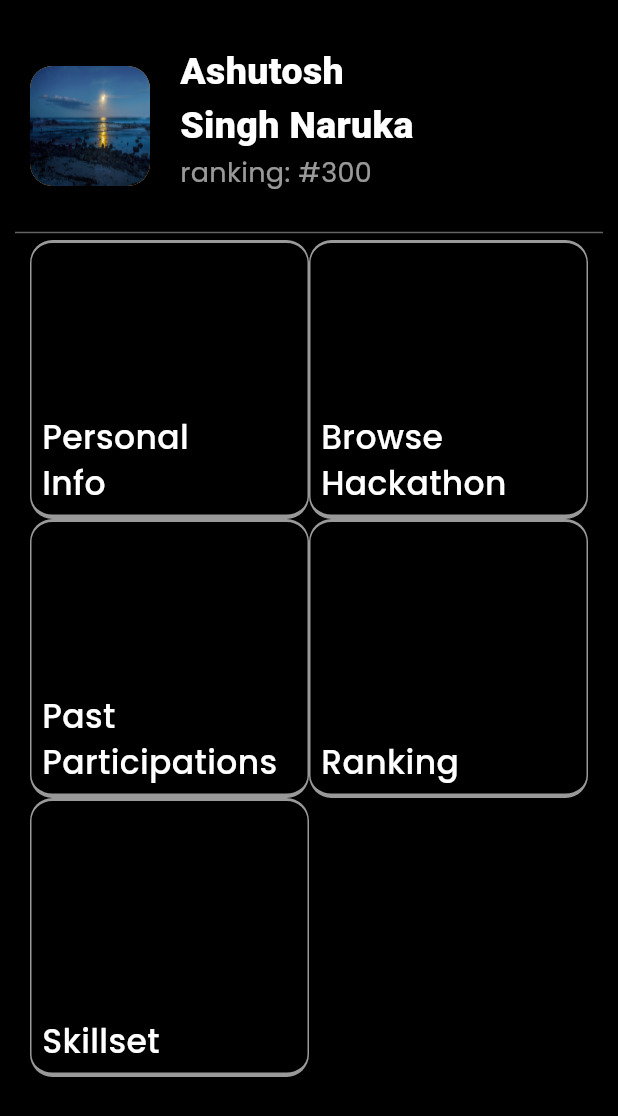
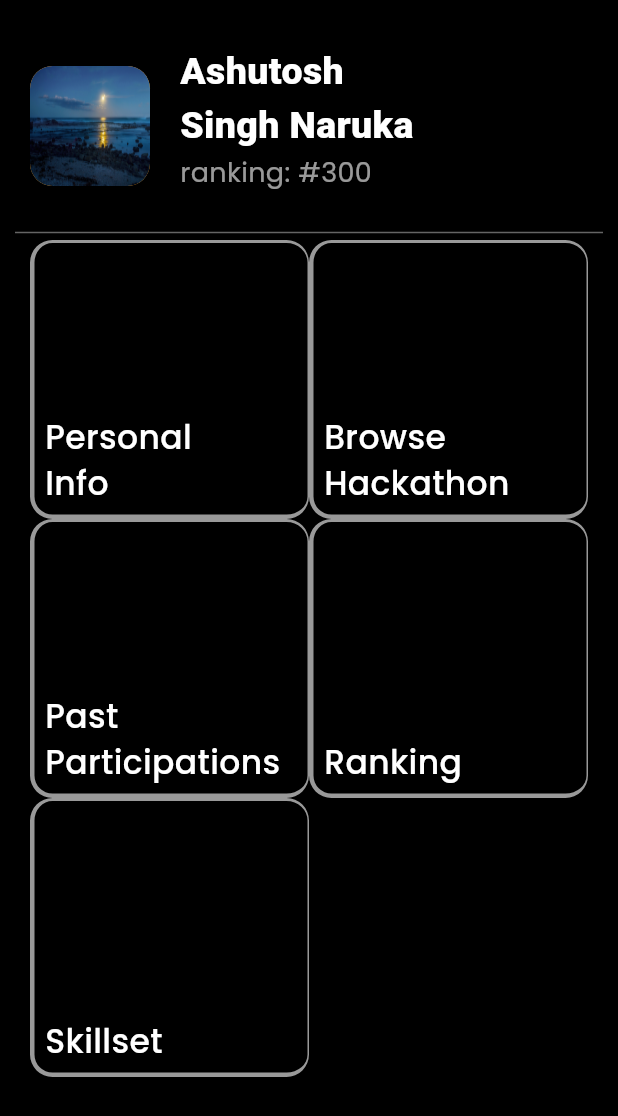
Before and after one commit to silveroburn/srmhub, a Flutter app: the screen it shows after launch, on a phone screen of 412 x 824 dp. Shown: the top 1116 px of the screen. Run offline on Flutter 3.47's test engine with Material 3 defaults, Android fonts, the phone set to English and light mode, and no system bars; our stand-ins replace google_fonts, sqflite; accounts and stored records are empty.

Commit message:
changed user main

```diff
--- a/lib/userMain.dart
+++ b/lib/userMain.dart
@@ -78,7 +78,7 @@ class Usermain extends StatelessWidget{
                       border: Border(
                       top: BorderSide(color: varC, width: 2),
                       bottom: BorderSide(color: varC, width: 3),
-                      left: BorderSide(color: varC, width: 1),
+                      left: BorderSide(color: varC, width: 3),
                       right: BorderSide(color: varC, width: 1),
                       ),
                     ),
```
